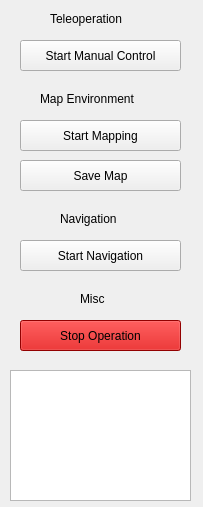
Concordia-Building-Inspection-Robot/wheeltec-building-inspection, file resource/building-inspec-control.ui: the form before one commit.
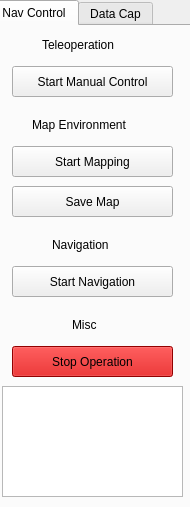
The form after the commit.

Commit message: Add UI components for data collection and create tabs for different parts

The edit to the form file:
```diff
--- a/resource/building-inspec-control.ui
+++ b/resource/building-inspec-control.ui
@@ -6,37 +6,40 @@
    <rect>
     <x>0</x>
     <y>0</y>
-    <width>203</width>
+    <width>190</width>
     <height>507</height>
    </rect>
   </property>
   <property name="windowTitle">
    <string>Form</string>
   </property>
-  <widget class="QPushButton" name="StartMapping">
+  <widget class="QTabWidget" name="ControlTabs">
    <property name="geometry">
     <rect>
-     <x>20</x>
-     <y>120</y>
-     <width>161</width>
-     <height>31</height>
+     <x>-10</x>
+     <y>0</y>
+     <width>201</width>
+     <height>511</height>
     </rect>
    </property>
-   <property name="text">
-    <string>Start Mapping</string>
+   <property name="currentIndex">
+    <number>0</number>
    </property>
-  </widget>
-  <widget class="QPushButton" name="StartNav">
+   <widget class="QWidget" name="MapAndNavTab">
+    <attribute name="title">
+     <string>Nav Control</string>
+    </attribute>
+    <widget class="QPushButton" name="StartManualControl">
    <property name="geometry">
     <rect>
      <x>20</x>
-     <y>240</y>
+       <y>40</y>
      <width>161</width>
      <height>31</height>
     </rect>
    </property>
    <property name="text">
-    <string>Start Navigation</string>
+      <string>Start Manual Control</string>
    </property>
   </widget>
   <widget class="QPushButton" name="SaveMap">
@@ -52,17 +55,40 @@
     <string>Save Map</string>
    </property>
   </widget>
-  <widget class="QLabel" name="MapLabel">
+    <widget class="QLabel" name="MiscLabel">
    <property name="geometry">
     <rect>
-     <x>40</x>
-     <y>90</y>
-     <width>121</width>
+       <x>80</x>
+       <y>290</y>
+       <width>31</width>
      <height>17</height>
     </rect>
    </property>
    <property name="text">
-    <string>Map Environment</string>
+      <string>Misc</string>
+     </property>
+    </widget>
+    <widget class="QPushButton" name="StartNav">
+     <property name="geometry">
+      <rect>
+       <x>20</x>
+       <y>240</y>
+       <width>161</width>
+       <height>31</height>
+      </rect>
+     </property>
+     <property name="text">
+      <string>Start Navigation</string>
+     </property>
+    </widget>
+    <widget class="QListWidget" name="LogConsole">
+     <property name="geometry">
+      <rect>
+       <x>10</x>
+       <y>360</y>
+       <width>181</width>
+       <height>111</height>
+      </rect>
    </property>
   </widget>
   <widget class="QLabel" name="NavLabel">
@@ -78,6 +104,19 @@
     <string>Navigation</string>
    </property>
   </widget>
+    <widget class="QLabel" name="TeleopLabel">
+     <property name="geometry">
+      <rect>
+       <x>50</x>
+       <y>10</y>
+       <width>101</width>
+       <height>17</height>
+      </rect>
+     </property>
+     <property name="text">
+      <string>Teleoperation</string>
+     </property>
+    </widget>
   <widget class="QPushButton" name="StopAll">
    <property name="geometry">
     <rect>
@@ -97,56 +136,49 @@
     <string>Stop Operation</string>
    </property>
   </widget>
-  <widget class="QLabel" name="TeleopLabel">
+    <widget class="QLabel" name="MapLabel">
    <property name="geometry">
     <rect>
-     <x>50</x>
-     <y>10</y>
-     <width>101</width>
+       <x>40</x>
+       <y>90</y>
+       <width>121</width>
      <height>17</height>
     </rect>
    </property>
    <property name="text">
-    <string>Teleoperation</string>
-   </property>
-  </widget>
-  <widget class="QPushButton" name="StartManualControl">
+      <string>Map Environment</string>
+     </property>
+    </widget>
+    <widget class="QPushButton" name="StartMapping">
    <property name="geometry">
     <rect>
      <x>20</x>
-     <y>40</y>
+       <y>120</y>
      <width>161</width>
      <height>31</height>
     </rect>
    </property>
    <property name="text">
-    <string>Start Manual Control</string>
-   </property>
-  </widget>
-  <widget class="QLabel" name="MiscLabel">
-   <property name="geometry">
-    <rect>
-     <x>80</x>
-     <y>290</y>
-     <width>31</width>
-     <height>17</height>
-    </rect>
-   </property>
-   <property name="text">
-    <string>Misc</string>
-   </property>
-  </widget>
-  <widget class="QListWidget" name="LogConsole">
-   <property name="geometry">
-    <rect>
-     <x>10</x>
-     <y>370</y>
-     <width>181</width>
-     <height>131</height>
-    </rect>
-   </property>
-  </widget>
- </widget>
+      <string>Start Mapping</string>
+     </property>
+    </widget>
+   </widget>
+   <widget class="QWidget" name="DataCollectionTab">
+    <attribute name="title">
+     <string>Data Cap</string>
+    </attribute>
+   </widget>
+  </widget>
+ </widget>
+ <tabstops>
+  <tabstop>StartManualControl</tabstop>
+  <tabstop>SaveMap</tabstop>
+  <tabstop>StopAll</tabstop>
+  <tabstop>StartMapping</tabstop>
+  <tabstop>LogConsole</tabstop>
+  <tabstop>ControlTabs</tabstop>
+  <tabstop>StartNav</tabstop>
+ </tabstops>
  <resources/>
  <connections/>
 </ui>
```
Lines whose indentation alone changed are shown as unchanged. The commit also changes 2 other files.
